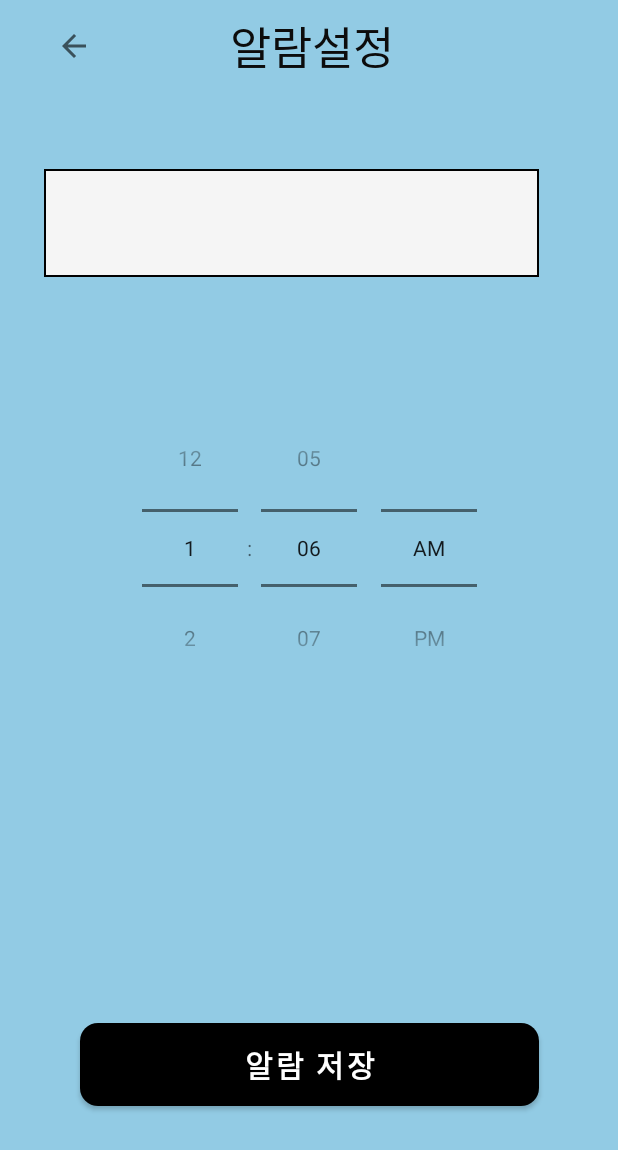
After one commit to StartDeveloperKim/Android-app, an Android app: the AlarmActivity screen opened directly, with no data from a screen before it, on a phone screen of 412 x 824 dp. The commit adds this screen. Shown: the top 1150 px of the screen. Run offline under Robolectric (Android 15) with nearby library versions, the phone set to English and light mode, and no system bars; Roboto replaces fonts that are not available here; 4 statements that could not run were skipped.

Commit message:
Feat. 알람기능 구현

```diff
--- /dev/null
+++ b/app/src/main/java/com/example/aiapplication/alarm/AlarmSharedPreferences.java
@@ -0,0 +1,54 @@
+package com.example.aiapplication.alarm;
+
+import android.content.Context;
+import android.content.SharedPreferences;
+import android.widget.TimePicker;
+
+import java.text.SimpleDateFormat;
+import java.util.Date;
+import java.util.GregorianCalendar;
+import java.util.Locale;
+
+public class AlarmSharedPreferences {
+
+    private SharedPreferences alarmDataSharedPreferences;
+    private SharedPreferences dailyAlarmSharedPreferences;
+
+    private static final String ALARM_DATA = "alarm_data";
+    private static final String DAILY_ALARM = "daily_alarm";
+
+    public AlarmSharedPreferences(Context context) {
+        this.alarmDataSharedPreferences = context.getSharedPreferences(ALARM_DATA, Context.MODE_PRIVATE);
+        this.dailyAlarmSharedPreferences = context.getSharedPreferences(DAILY_ALARM, Context.MODE_PRIVATE);
+    }
+
+    public void saveAlaram(Long id, long time) {
+        SharedPreferences.Editor editor = alarmDataSharedPreferences.edit();
+        editor.putLong(String.valueOf(id), time);
+        editor.apply();
+    }
+
+    public long getAlarmData(Long id) {
+        return alarmDataSharedPreferences.getLong(String.valueOf(id), -1L);
+    }
+
+    public void setTimePickerByLastAlarm(TimePicker timePicker, Long id) {
+        long alarmData = getAlarmData(id);
+
+        GregorianCalendar alarmTime = new GregorianCalendar();
+        alarmTime.setTimeInMillis(alarmData);
+
+        SimpleDateFormat HourFormat = new SimpleDateFormat("kk", Locale.getDefault());
+        SimpleDateFormat MinuteFormat = new SimpleDateFormat("mm", Locale.getDefault());
+
+        if (alarmData != -1L) {
+            alarmTime.setTimeInMillis(alarmData);
+            Date currentTime = alarmTime.getTime();
+            int hour = Integer.parseInt(HourFormat.format(currentTime));
+            int minute = Integer.parseInt(MinuteFormat.format(currentTime));
+
+            timePicker.setHour(hour);
+            timePicker.setMinute(minute);
+        }
+    }
+}
--- /dev/null
+++ b/app/src/main/res/drawable/spinner_background.xml
@@ -0,0 +1,14 @@
+<?xml version="1.0" encoding="utf-8"?>
+<shape xmlns:android="http://schemas.android.com/apk/res/android"
+    android:shape="rectangle">
+
+    <!-- #f5f5f5" 색으로 채움 -->
+    <solid
+        android:color="#f5f5f5"/>
+
+    <!-- 1dp 크기의 #000000 색 테두리 -->
+    <stroke
+        android:width="1dp"
+        android:color="#000000"/>
+
+</shape>
--- /dev/null
+++ b/app/src/main/res/layout/activity_alarm.xml
@@ -0,0 +1,82 @@
+<?xml version="1.0" encoding="utf-8"?>
+<androidx.constraintlayout.widget.ConstraintLayout xmlns:android="http://schemas.android.com/apk/res/android"
+    xmlns:app="http://schemas.android.com/apk/res-auto"
+    xmlns:tools="http://schemas.android.com/tools"
+    android:layout_width="match_parent"
+    android:layout_height="match_parent"
+    android:background="#92CBE4">
+
+    <LinearLayout
+        android:id="@+id/linearLayout"
+        android:layout_width="360dp"
+        android:layout_height="61dp"
+        android:orientation="horizontal"
+        app:layout_constraintBottom_toBottomOf="parent"
+        app:layout_constraintEnd_toEndOf="parent"
+        app:layout_constraintHorizontal_bias="0.49"
+        app:layout_constraintStart_toStartOf="parent"
+        app:layout_constraintTop_toTopOf="parent"
+        app:layout_constraintVertical_bias="0.0">
+
+        <ImageButton
+            android:id="@+id/back_btn"
+            android:layout_width="48dp"
+            android:layout_height="match_parent"
+            android:layout_gravity="start"
+            android:background="@android:color/transparent"
+            android:contentDescription="뒤로가기"
+            android:onClick="onClickBackButton"
+            app:srcCompat="?attr/actionModeCloseDrawable" />
+
+        <TextView
+            android:id="@+id/textView4"
+            android:layout_width="270dp"
+            android:layout_height="match_parent"
+            android:layout_gravity="center_vertical"
+            android:fontFamily="@font/semaul"
+            android:gravity="center"
+            android:text="알람설정"
+            android:textColor="#0C0C0C"
+            android:textSize="30sp" />
+    </LinearLayout>
+
+    <Spinner
+        android:id="@+id/medicine_list"
+        android:layout_width="330dp"
+        android:layout_height="72dp"
+        android:background="@drawable/spinner_background"
+        app:layout_constraintBottom_toBottomOf="parent"
+        app:layout_constraintEnd_toEndOf="@+id/linearLayout"
+        app:layout_constraintHorizontal_bias="0.533"
+        app:layout_constraintStart_toStartOf="parent"
+        app:layout_constraintTop_toBottomOf="@+id/linearLayout"
+        app:layout_constraintVertical_bias="0.074" />
+
+    <TimePicker
+        android:id="@+id/timePicker"
+        android:layout_width="290dp"
+        android:layout_height="295dp"
+        android:timePickerMode="spinner"
+        app:layout_constraintBottom_toBottomOf="parent"
+        app:layout_constraintLeft_toLeftOf="parent"
+        app:layout_constraintRight_toRightOf="parent"
+        app:layout_constraintTop_toBottomOf="@+id/medicine_list"
+        app:layout_constraintVertical_bias="0.217" />
+
+    <Button
+        android:id="@+id/btn_addAlarm"
+        android:layout_width="306dp"
+        android:layout_height="55dp"
+        android:background="@drawable/rounded_button"
+        android:onClick="clickAddAlarmButton"
+        android:text="알람 저장"
+        android:textColor="#fff"
+        android:textSize="20sp"
+        android:textStyle="bold"
+        app:layout_constraintBottom_toBottomOf="parent"
+        app:layout_constraintEnd_toEndOf="@+id/timePicker"
+        app:layout_constraintStart_toStartOf="@+id/timePicker"
+        app:layout_constraintTop_toBottomOf="@+id/timePicker"
+        app:layout_constraintVertical_bias="0.595" />
+
+</androidx.constraintlayout.widget.ConstraintLayout>
```
Also changed, not shown: app/src/main/AndroidManifest.xml (+7 -0 lines), app/src/main/java/com/example/aiapplication/alarm/AlarmActivity.java (added, +143 -0 lines), app/src/main/java/com/example/aiapplication/alarm/AlarmReceiver.java (added, +89 -0 lines), app/src/main/java/com/example/aiapplication/alarm/DeviceBootReceiver.java (added, +55 -0 lines), app/src/main/java/com/example/aiapplication/layout/MyDataActivity.java (+22 -0 lines), app/src/main/java/com/example/aiapplication/medicine/dto/MedicineAlarmDto.java (added, +24 -0 lines), app/src/main/res/layout/activity_mydata.xml (+13 -4 lines).
